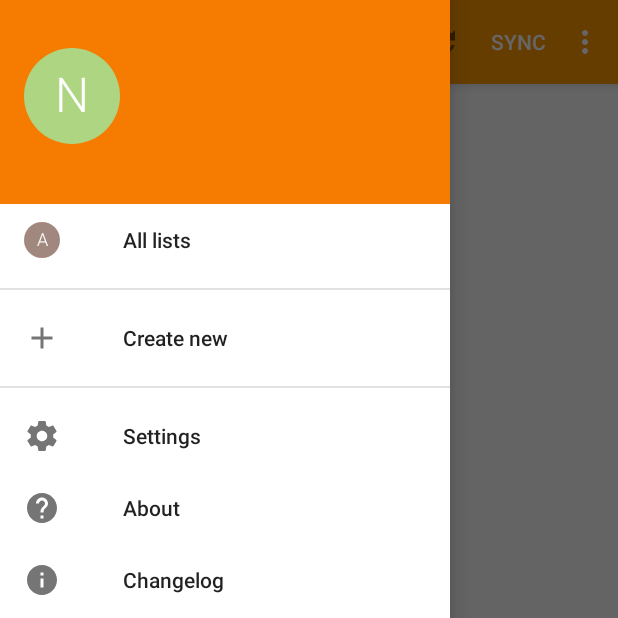
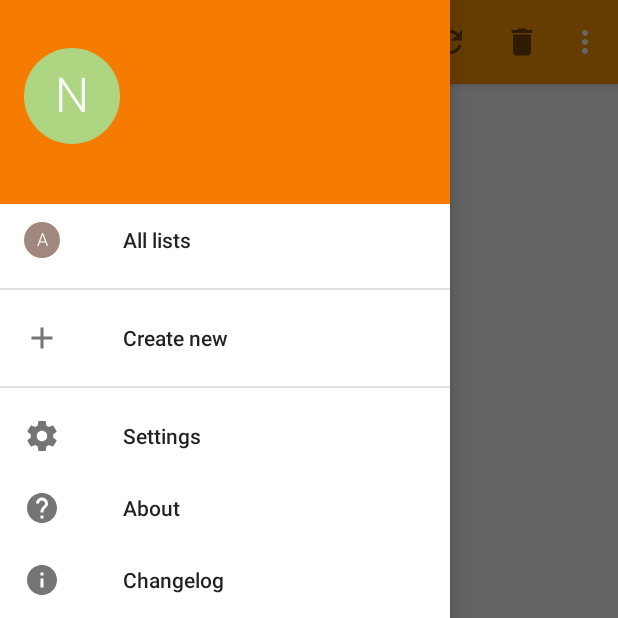
Before and after one commit to henrywallis/Notepad_Software, an Android app: the screen it shows after launch (ActivityList), on a phone screen of 412 x 824 dp, the top half of it. Run offline under Robolectric (Android 15) with nearby library versions, the phone set to English and light mode, and no system bars.

Commit message:
Implemented suitable icon using the android inbuild packages

```diff
--- a/app/src/main/res/menu/activity_list.xml
+++ b/app/src/main/res/menu/activity_list.xml
@@ -48,7 +48,7 @@
 
     <item
         android:id="@+id/menu_clearcompleted"
-
+        android:icon="@drawable/ic_delete_24dp_white"
         android:orderInCategory="2"
         android:title="@string/menu_sync"
         app:showAsAction="always"
```
